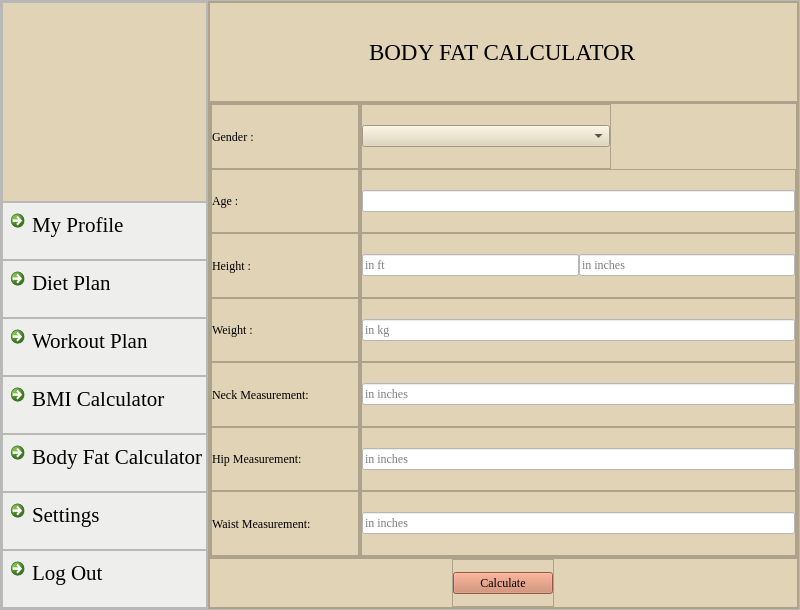
Old version of the form bodyfat.ui in the repository skidgefries/rightmeal.
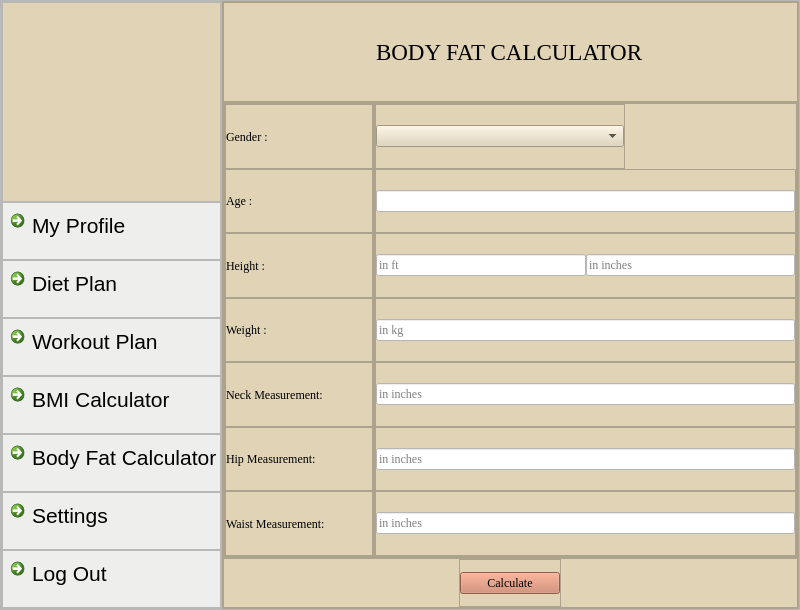
New version of the form. Icons and pictures are not drawn.

Patch:
```diff
--- a/bodyfat.ui
+++ b/bodyfat.ui
@@ -183,7 +183,7 @@
               <widget class="QCommandLinkButton" name="commandLinkButton_6">
                <property name="font">
                 <font>
-                 <family>Times New Roman</family>
+                 <family>Segoe UI</family>
                  <pointsize>16</pointsize>
                  <bold>false</bold>
                 </font>
@@ -224,7 +224,7 @@
               <widget class="QCommandLinkButton" name="commandLinkButton_21">
                <property name="font">
                 <font>
-                 <family>Times New Roman</family>
+                 <family>Segoe UI</family>
                  <pointsize>16</pointsize>
                  <bold>false</bold>
                 </font>
@@ -265,7 +265,7 @@
               <widget class="QCommandLinkButton" name="commandLinkButton_22">
                <property name="font">
                 <font>
-                 <family>Times New Roman</family>
+                 <family>Segoe UI</family>
                  <pointsize>16</pointsize>
                  <bold>false</bold>
                 </font>
@@ -306,7 +306,7 @@
               <widget class="QCommandLinkButton" name="commandLinkButton_23">
                <property name="font">
                 <font>
-                 <family>Times New Roman</family>
+                 <family>Segoe UI</family>
                  <pointsize>16</pointsize>
                  <bold>false</bold>
                 </font>
@@ -347,7 +347,7 @@
               <widget class="QCommandLinkButton" name="commandLinkButton_24">
                <property name="font">
                 <font>
-                 <family>Times New Roman</family>
+                 <family>Segoe UI</family>
                  <pointsize>16</pointsize>
                  <bold>false</bold>
                 </font>
@@ -388,7 +388,7 @@
               <widget class="QCommandLinkButton" name="commandLinkButton_25">
                <property name="font">
                 <font>
-                 <family>Times New Roman</family>
+                 <family>Segoe UI</family>
                  <pointsize>16</pointsize>
                  <bold>false</bold>
                 </font>
@@ -429,7 +429,7 @@
               <widget class="QCommandLinkButton" name="commandLinkButton_26">
                <property name="font">
                 <font>
-                 <family>Times New Roman</family>
+                 <family>Segoe UI</family>
                  <pointsize>16</pointsize>
                  <bold>false</bold>
                 </font>
```
Left out of the diff: 6 changed lines with no effect on the pictures.
